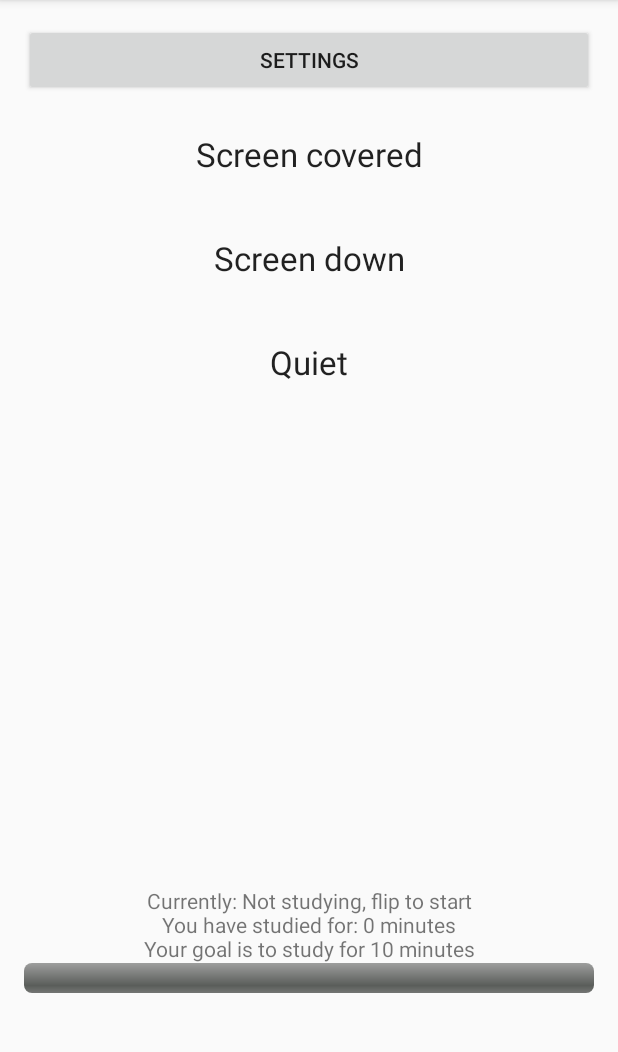
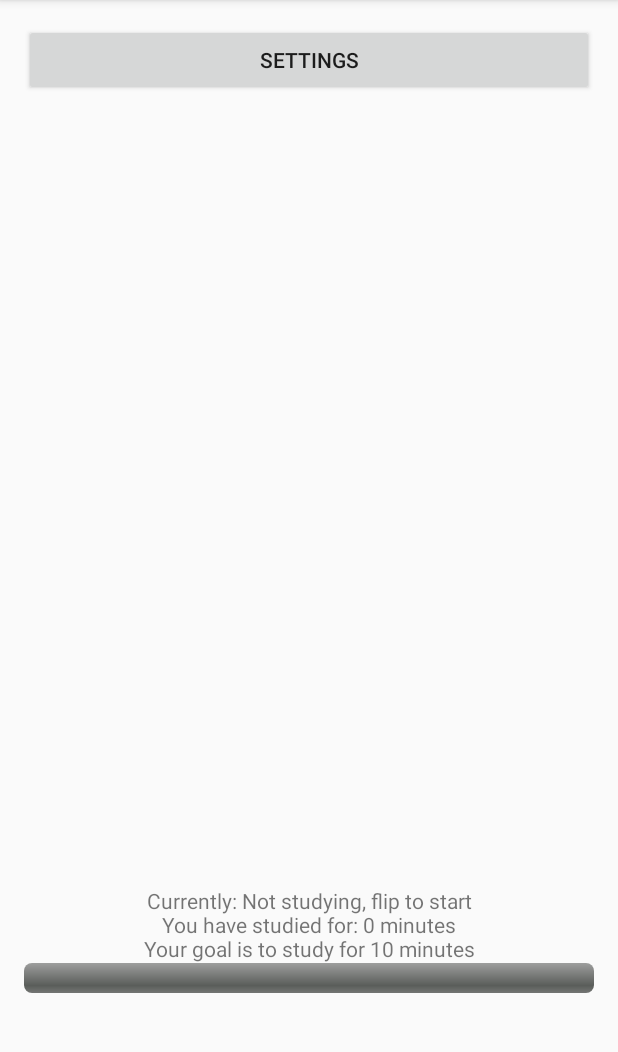
Before and after one commit to NBerlin/MAMN01Projekt, an Android app: the screen it shows after launch (MainActivity), on a phone screen of 412 x 824 dp, the part 84-1136 px from its top. Run offline under Robolectric (Android 15) with nearby library versions, the light colour scheme and no system bars.

Commit message:
Hide all feedback text in beginning

```diff
--- a/app/src/main/res/layout/activity_main.xml
+++ b/app/src/main/res/layout/activity_main.xml
@@ -11,8 +11,6 @@
         android:layout_width="match_parent"
         android:layout_height="wrap_content"
         android:text="Settings"/>
-
-
 
     <LinearLayout
         android:layout_width="match_parent"
@@ -50,6 +48,7 @@
         android:layout_marginStart="8dp"
         android:layout_marginTop="8dp"
         android:padding="16dp"
+        android:visibility="gone"
         android:text="Screen covered"
         android:textAlignment="center"
         android:textAppearance="@style/Base.TextAppearance.AppCompat.Large"
@@ -65,6 +64,7 @@
         android:layout_marginStart="8dp"
         android:layout_marginTop="8dp"
         android:padding="16dp"
+        android:visibility="gone"
         android:text="Screen down"
         android:textAlignment="center"
         android:textAppearance="@style/Base.TextAppearance.AppCompat.Large"
@@ -81,6 +81,7 @@
         android:layout_marginStart="8dp"
         android:layout_marginTop="8dp"
         android:padding="16dp"
+        android:visibility="gone"
         android:text="Quiet"
         android:textAlignment="center"
         android:textAppearance="@style/Base.TextAppearance.AppCompat.Large"
```
